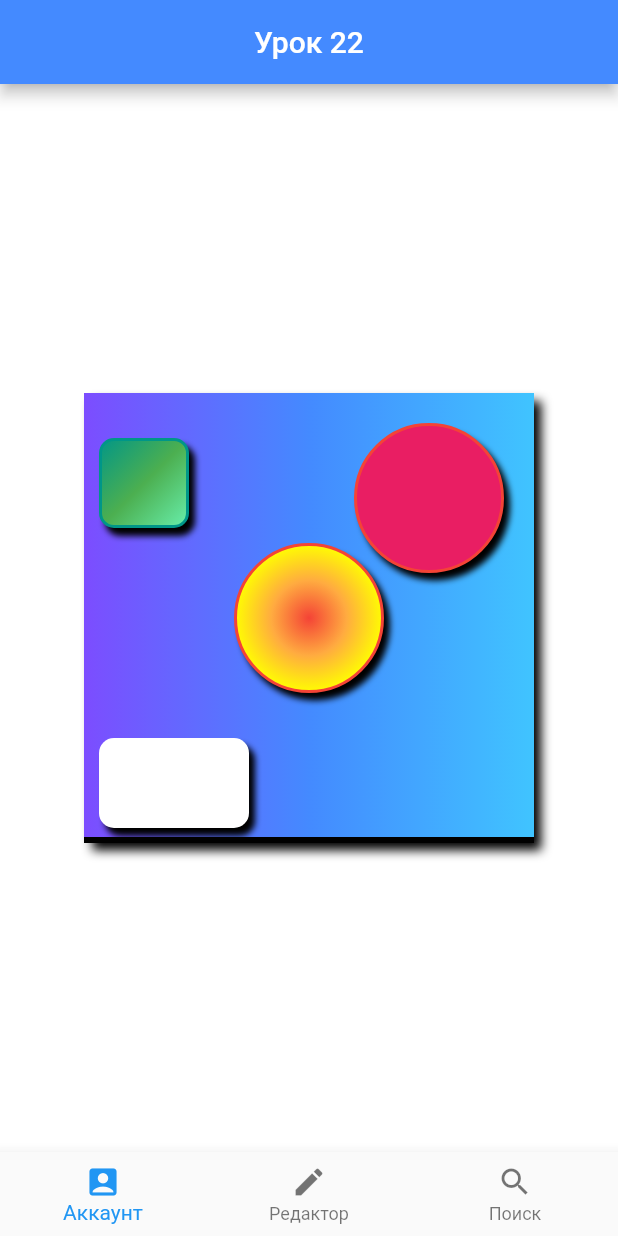
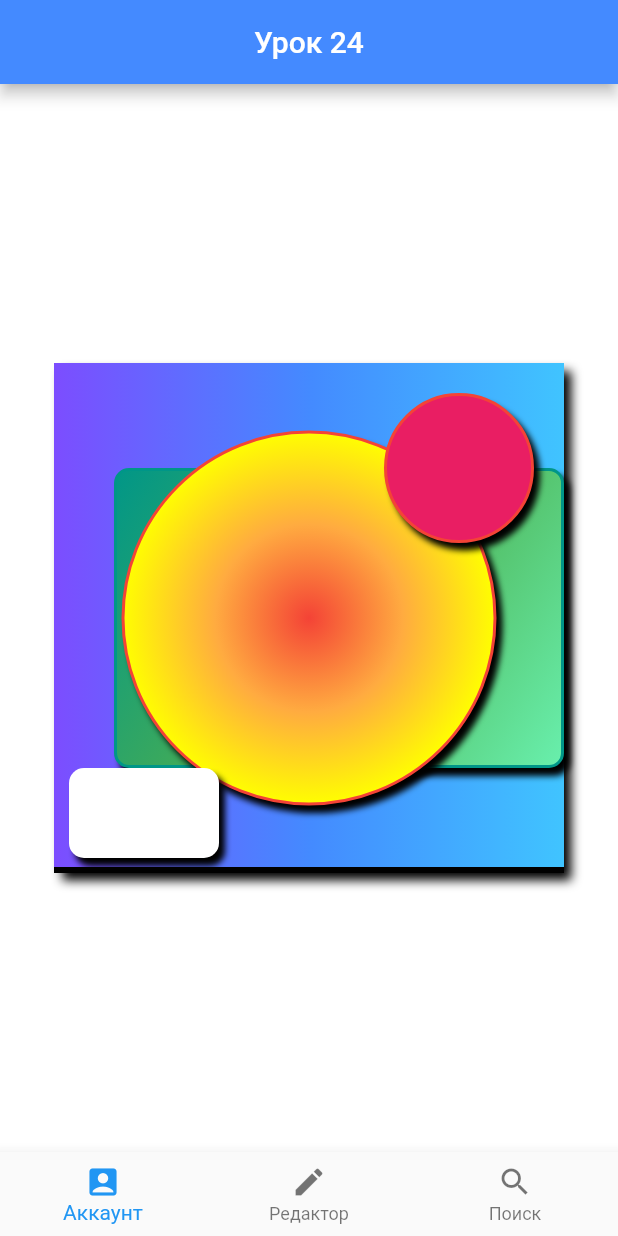
Before and after one commit to kirillnepomiluev/FlutterLessonsStemford, a Flutter app: the screen it shows after launch, on a phone screen of 412 x 824 dp. Run offline on Flutter 3.47's test engine with Material 2 defaults, Android fonts, the phone set to English and light mode, and no system bars.

Commit message:
правки const

```diff
--- a/lib/main.dart
+++ b/lib/main.dart
@@ -10,14 +10,14 @@ class Lessons extends StatelessWidget {
       home: Scaffold(
         appBar: AppBar(
           centerTitle: true,
-          title: Text(
-            "Урок 22",
+          title: const Text(
+            "Урок 24",
           ),
           backgroundColor: Colors.blueAccent,
         ),
         backgroundColor: Colors.white,
         bottomNavigationBar: BottomNavigationBar(
-          items: [
+          items: const [
             BottomNavigationBarItem(icon: Icon(Icons.account_box), label: "Аккаунт"),
             BottomNavigationBarItem(icon: Icon(Icons.edit), label: "Редактор"),
             BottomNavigationBarItem(icon: Icon(Icons.search), label: "Поиск"),
@@ -39,6 +39,9 @@ class Lessons extends StatelessWidget {
           alignment: Alignment.center, /// Свойство, определяющее положение
           /// дочернего виджета. Принимает в себя конструкторы Alignment.
 
+          child: Container(
+            width: 340,
+            height: 340,
             child: Stack(
               /// Виджет Stack() позволяет накладывать виджеты один на
               /// другой. При этом наложение будет происходить в порядке введения
@@ -59,9 +62,9 @@ class Lessons extends StatelessWidget {
                 /// Positioned()
 
                 Container(
-                width: 300,
-                height: 300,
-                decoration: BoxDecoration(
+                  width: 340,
+                  height: 340,
+                  decoration: const BoxDecoration(
                     boxShadow: [
                       BoxShadow(
                         color: Colors.black,
@@ -89,34 +92,34 @@ class Lessons extends StatelessWidget {
                   ),
                 ),
 
-              Positioned( // Виджет, позволяющий задавать положение виджета вручную.
-
-                left: 10, // Свойство, отвечающее за отступ слева от края стэка.
-
-                top: 30, // Свойство, отвечающее за отступ сверху от края стэка.
-
-                // right: 10, // Свойство, отвечающее за отступ справа от края стэка.
-
-                // bottom: 10, // Свойство, отвечающее за отступ снизу от края стэка.
-
-                width: 60, /// Свойство, задающее ширину объекта. Срабатывает даже
-                /// если у объекта имеется свой заданый размер
-
-                height: 60, /// Свойство, задающее ширину объекта. Срабатывает даже
+                Align( // Виджет, позволяющий задавать положение виджета вручную.
+                    alignment: Alignment.centerRight,
+                  // left: 10, // Свойство, отвечающее за отступ слева от края стэка.
+                  //
+                  // top: 30, // Свойство, отвечающее за отступ сверху от края стэка.
+                  //
+                  // // right: 10, // Свойство, отвечающее за отступ справа от края стэка.
+                  //
+                  // // bottom: 10, // Свойство, отвечающее за отступ снизу от края стэка.
+                  //
+                  // width: 220, /// Свойство, задающее ширину объекта. Срабатывает даже
+                  // /// если у объекта имеется свой заданый размер
+                  //
+                  // height: 60, /// Свойство, задающее ширину объекта. Срабатывает даже
                   /// если у объекта имеется свой заданый размер
 
                   child: Container(
-                  width: 200,
+                    width: 300,
                     height: 200,
                     decoration: BoxDecoration(
-                    boxShadow: [
+                      boxShadow: const [
                         BoxShadow(
                           color: Colors.black,
                           blurRadius: 3,
                           offset: Offset(4, 5),
                         ),
                       ],
-                    gradient: LinearGradient(
+                      gradient: const LinearGradient(
                         begin: Alignment.topLeft,
                         end: Alignment.bottomRight,
                         colors: [
@@ -134,17 +137,17 @@ class Lessons extends StatelessWidget {
                   ),
                 ),
                 Container(
-                width: 100,
-                height: 100,
+                  width: 250,
+                  height: 250,
                   decoration: BoxDecoration(
-                  boxShadow: [
+                    boxShadow: const [
                       BoxShadow(
                         color: Colors.black,
                         blurRadius: 3,
                         offset: Offset(4, 5),
                       ),
                     ],
-                  gradient: RadialGradient(
+                    gradient: const RadialGradient(
                       center: Alignment.center,
                       colors: [
                         Colors.red,
@@ -169,7 +172,7 @@ class Lessons extends StatelessWidget {
                   child: Padding( /// Виджет Padding() создает отступы от границ
                     /// дочернего виджета.
 
-                  padding: EdgeInsets.all(20), /// В свойство padding помещается
+                    padding: const EdgeInsets.all(20), /// В свойство padding помещается
                     /// конструктор, отвечающий за характер отступа. В примере был
                     /// использован конструктор EdgeInserts.all(), который создает
                     /// равные отступы со всех сторон от дочернего виджета. Также
@@ -187,7 +190,7 @@ class Lessons extends StatelessWidget {
                       height: 100,
                       decoration: BoxDecoration(
                         color: Colors.pink,
-                      boxShadow: [
+                        boxShadow: const [
                           BoxShadow(
                             color: Colors.black,
                             blurRadius: 3,
@@ -207,7 +210,7 @@ class Lessons extends StatelessWidget {
                     bottom: 0,
                     left: 0,
                     child: Padding(
-                    padding:  EdgeInsets.only(bottom: 10, left: 10),
+                      padding:  const EdgeInsets.only(bottom: 10, left: 10),
 
                       child: SizedBox( /// С помощью виджета SizedBox() можно задать
                         /// размеры дочернему виджету, даже при условии, что у
@@ -219,7 +222,7 @@ class Lessons extends StatelessWidget {
 
                         child: Container(
                           decoration: BoxDecoration(
-                          boxShadow: [
+                            boxShadow: const [
                               BoxShadow(
                                 color: Colors.black,
                                 blurRadius: 3,
@@ -237,6 +240,7 @@ class Lessons extends StatelessWidget {
             ),
           ),
         ),
+      ),
     );
   }
 }
```
Lines whose indentation alone changed are shown as unchanged.
